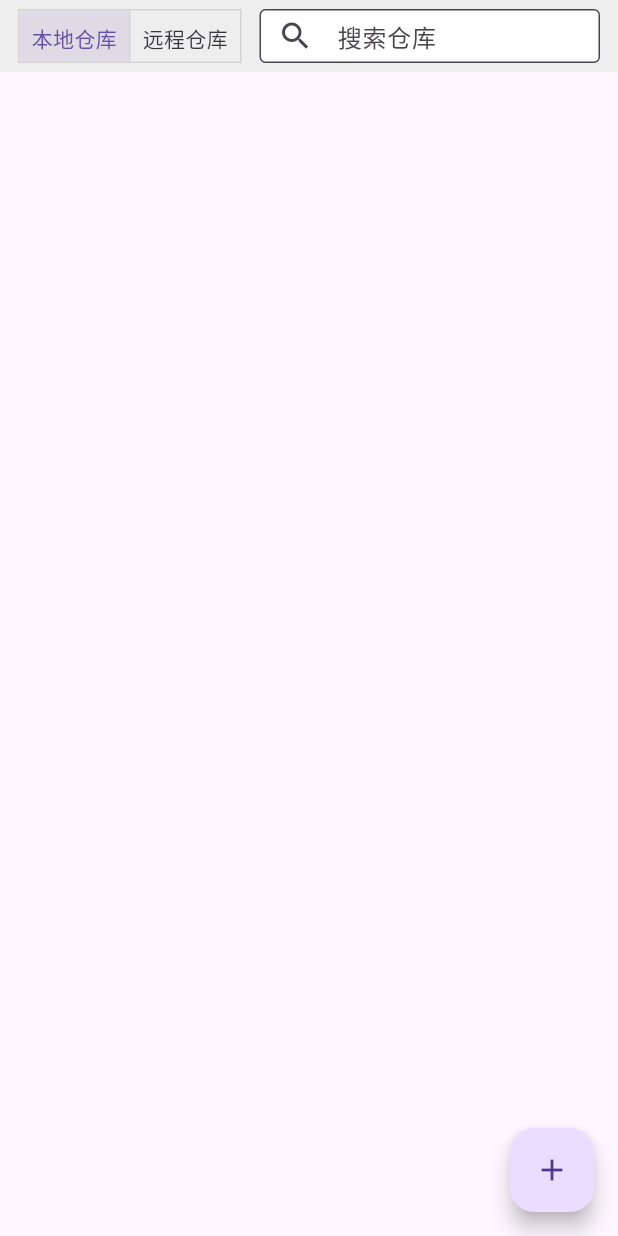
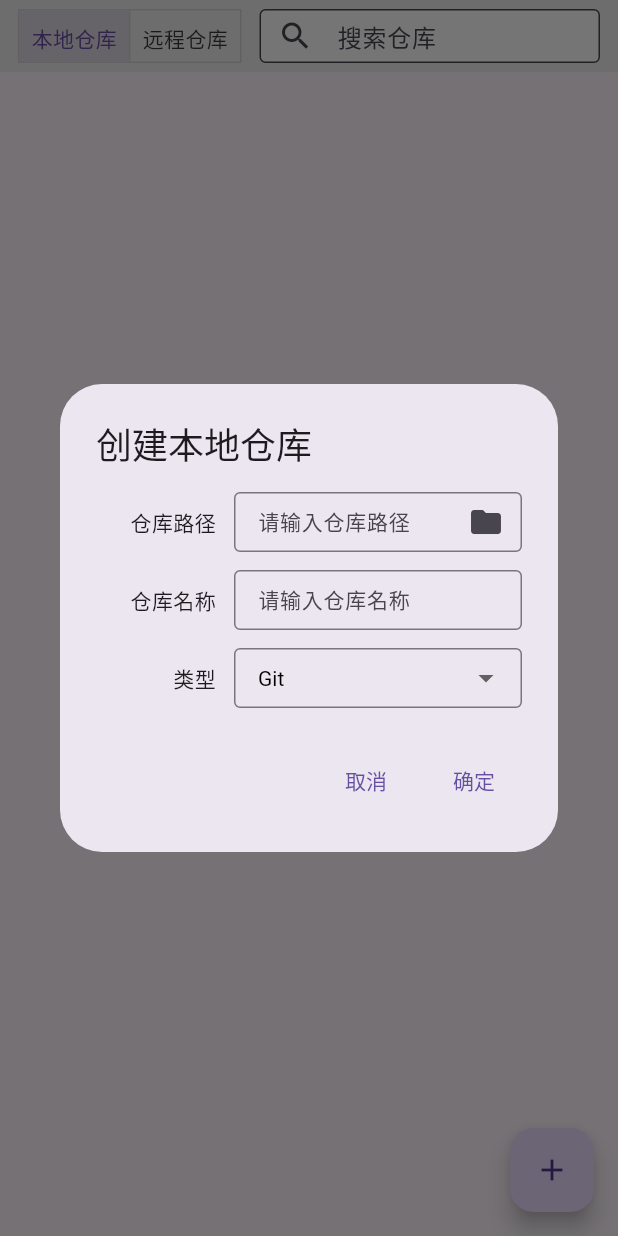
Before and after one commit to LonelyFellas/gitgui-client, a Flutter app: the screen it shows after launch, after a tap on the "add" icon, on a phone screen of 412 x 824 dp. Run offline on Flutter 3.47's test engine with Material 3 defaults, Android fonts, the light colour scheme and no system bars; our stand-ins replace file_picker, logger; missing offline and left inert: process_run.

Commit message:
feat: 增加dialog仓库ui

```diff
--- a/lib/pages/launch/page.dart
+++ b/lib/pages/launch/page.dart
@@ -1,6 +1,8 @@
 import 'package:flutter/material.dart';
 import 'package:gitguilar/pages/launch/controller.dart';
+import 'package:gitguilar/pages/launch/widgets/add_repository_dialog.dart';
 import 'package:gitguilar/utils/git.dart';
+import 'package:file_picker/file_picker.dart';
 
 class LaunchPage extends StatefulWidget {
   const LaunchPage({super.key});
@@ -15,6 +17,32 @@ class _LaunchPageState extends State<LaunchPage> {
   late LaunchController _controller;
   final bool _isInstalledGit = Git.instance.isInstalled;
   _RepositoryType _repositoryType = _RepositoryType.local;
+
+  void openAddRepositoryDialog(BuildContext context) {
+    showDialog(
+      context: context,
+      builder: (context) => AlertDialog(
+        title: Text('创建本地仓库'),
+        content: AddRepositoryDialog(
+          onFormChanged: (formState) {
+            if (formState != null) {
+              print(formState.toString());
+            }
+          },
+        ),
+        actions: [
+          TextButton(
+            onPressed: () => Navigator.of(context).pop(),
+            child: Text('取消'),
+          ),
+          TextButton(
+            onPressed: () => Navigator.of(context).pop(),
+            child: Text('确定'),
+          ),
+        ],
+      ),
+    );
+  }
 
   @override
   void initState() {
@@ -32,7 +60,7 @@ class _LaunchPageState extends State<LaunchPage> {
     return Scaffold(
       floatingActionButton: FloatingActionButton(
         child: const Icon(Icons.add),
-        onPressed: () {},
+        onPressed: () => openAddRepositoryDialog(context),
       ),
       body: Column(
         children: [
--- /dev/null
+++ b/lib/pages/launch/widgets/add_repository_dialog.dart
@@ -0,0 +1,133 @@
+import 'package:file_picker/file_picker.dart';
+import 'package:flutter/material.dart';
+
+enum _GitType { git, mercurial }
+
+class AddRepositoryDialog extends StatelessWidget {
+  final GlobalKey<FormState> _formKey = GlobalKey<FormState>();
+  final Function(FormState?) onFormChanged;
+  AddRepositoryDialog({super.key, required this.onFormChanged});
+
+  void _onFormChanged() {
+    onFormChanged(_formKey.currentState);
+  }
+
+  @override
+  Widget build(BuildContext context) {
+    return SizedBox(
+      width: 400,
+      child: Form(
+        key: _formKey,
+        onChanged: _onFormChanged,
+        child: Column(
+          spacing: 12,
+          mainAxisSize: MainAxisSize.min,
+          children: [
+            FormField<String>(
+              builder: (FormFieldState<String> state) => Row(
+                spacing: 12,
+                children: [
+                  SizedBox(width: 80, child: Text('仓库路径', textAlign: .right)),
+                  Expanded(
+                    child: SizedBox(
+                      height: 40,
+                      child: TextField(
+                        controller: TextEditingController(text: state.value),
+                        decoration: InputDecoration(
+                          hintText: '请输入仓库路径',
+                          hintStyle: TextStyle(fontSize: 14),
+                          border: OutlineInputBorder(),
+                          contentPadding: EdgeInsets.symmetric(
+                            horizontal: 12,
+                            vertical: 0,
+                          ),
+                          suffixIcon: IconButton(
+                            icon: Icon(Icons.folder),
+                            onPressed: () {
+                              FilePicker.platform.getDirectoryPath().then((
+                                value,
+                              ) {
+                                state.didChange(value);
+                              });
+                            },
+                          ),
+                        ),
+                      ),
+                    ),
+                  ),
+                ],
+              ),
+            ),
+            FormField<String>(
+              builder: (FormFieldState<String> state) => Row(
+                spacing: 12,
+                children: [
+                  SizedBox(
+                    width: 80,
+                    child: Text('仓库名称', textAlign: TextAlign.right),
+                  ),
+                  Expanded(
+                    child: SizedBox(
+                      height: 40,
+                      child: TextField(
+                        controller: TextEditingController(text: state.value),
+                        decoration: InputDecoration(
+                          hintText: '请输入仓库名称',
+                          hintStyle: TextStyle(fontSize: 14),
+                          border: OutlineInputBorder(),
+                          contentPadding: EdgeInsets.symmetric(
+                            horizontal: 12,
+                            vertical: 0,
+                          ),
+                        ),
+                      ),
+                    ),
+                  ),
+                ],
+              ),
+            ),
+
+            FormField<_GitType>(
+              builder: (FormFieldState<_GitType> state) => Row(
+                spacing: 12,
+                children: [
+                  SizedBox(
+                    width: 80,
+                    child: Text('类型', textAlign: TextAlign.right),
+                  ),
+                  Expanded(
+                    child: SizedBox(
+                      height: 40,
+                      child: DropdownButtonFormField<_GitType>(
+                        initialValue: _GitType.git,
+                        style: TextStyle(fontSize: 14, color: Colors.black),
+                        decoration: InputDecoration(
+                          border: OutlineInputBorder(),
+                          contentPadding: EdgeInsets.symmetric(
+                            horizontal: 12,
+                            vertical: 0,
+                          ),
+                        ),
+                        items: _GitType.values.map((type) {
+                          return DropdownMenuItem(
+                            value: type,
+                            child: Text(
+                              type == _GitType.git ? 'Git' : 'Mercurial',
+                            ),
+                          );
+                        }).toList(),
+                        onChanged: (_GitType? newValue) {
+                          state.didChange(newValue);
+                        },
+                      ),
+                    ),
+                  ),
+                ],
+              ),
+            ),
+          ],
+        ),
+      ),
+    );
+  }
+}
```
